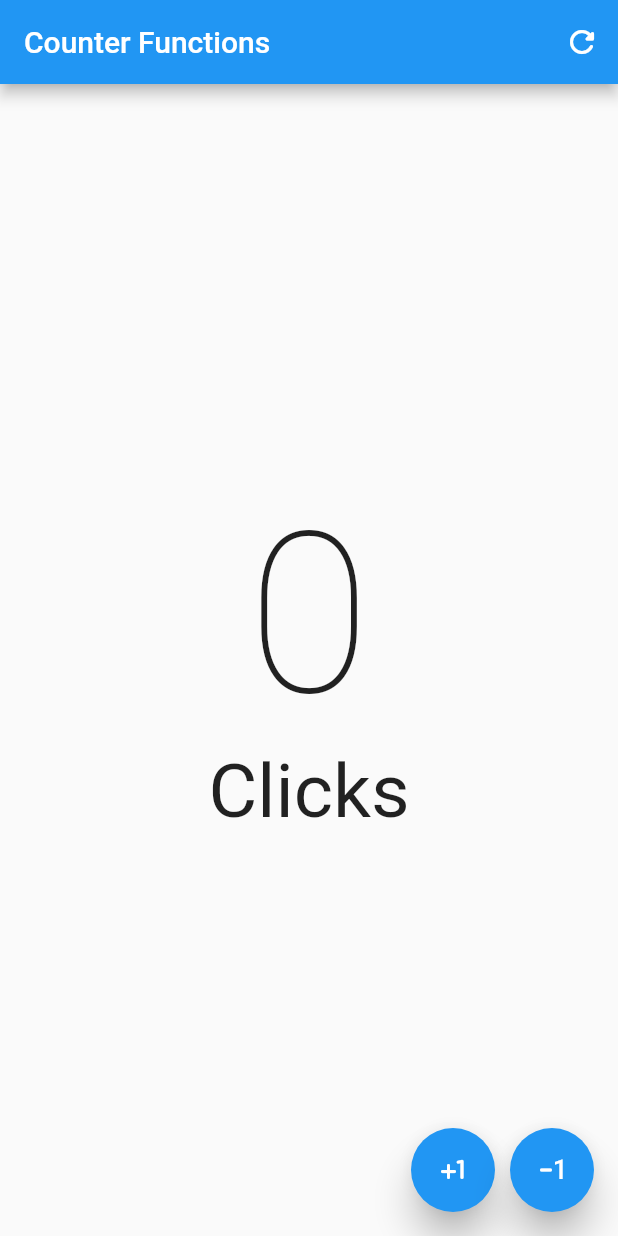
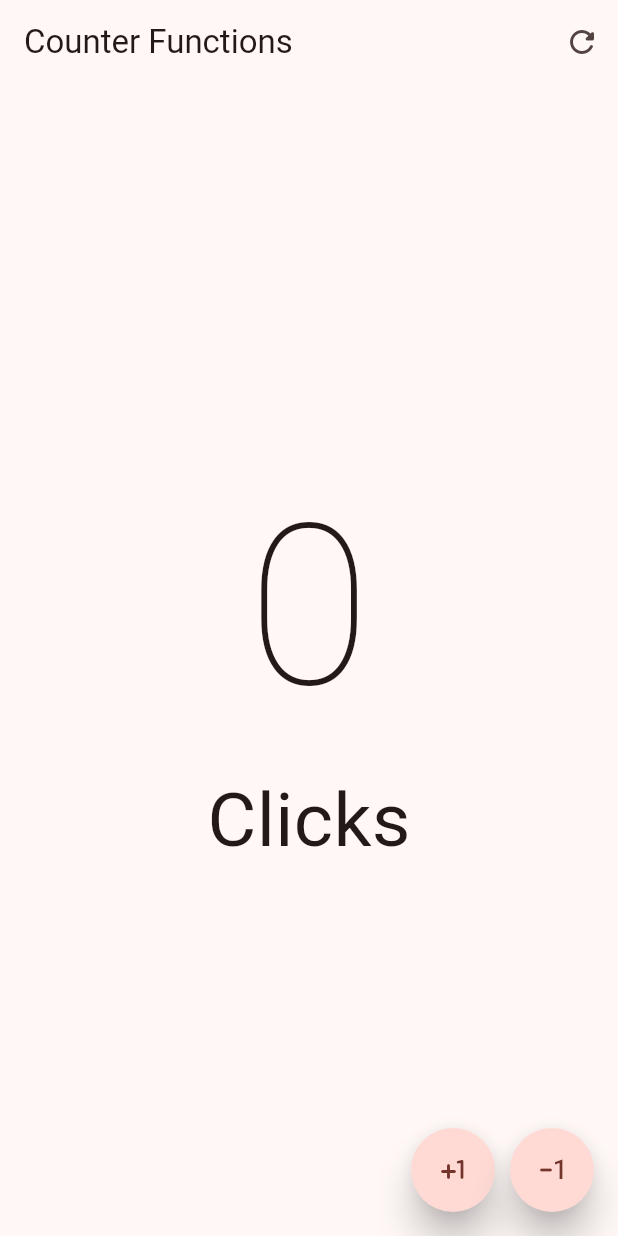
Before and after one commit to Rafapeerez/Dart-Flutter, a Flutter app: the CounterFunctionsScreen screen opened directly, on a phone screen of 412 x 824 dp. Run offline on Flutter 3.47's test engine with Material 2 defaults, Android fonts, the phone set to English and light mode, and no system bars; our stand-ins replace animate_do, video_player.

Commit message:
Adding app theme

```diff
--- /dev/null
+++ b/07-WidgetsApp/widgets_app/lib/config/theme/app_theme.dart
@@ -0,0 +1,16 @@
+import 'package:flutter/material.dart';
+
+const colorList = <Color>[Colors.red, Colors.orange, Colors.pink, Colors.blue];
+
+class AppTheme {
+  final int selectedColor;
+
+  AppTheme({
+    required this.selectedColor,
+  }) : assert( selectedColor >= 0, 'Selected color must be greater than 0' ),
+       assert( selectedColor < colorList.length, 'Selected color must be less or equals than ${colorList.length-1}' );
+
+  ThemeData getTheme() =>
+    ThemeData(useMaterial3: true, colorSchemeSeed: colorList[selectedColor]
+  );
+}
```
Also changed, not shown: 07-WidgetsApp/widgets_app/lib/main.dart (+7 -2 lines).
